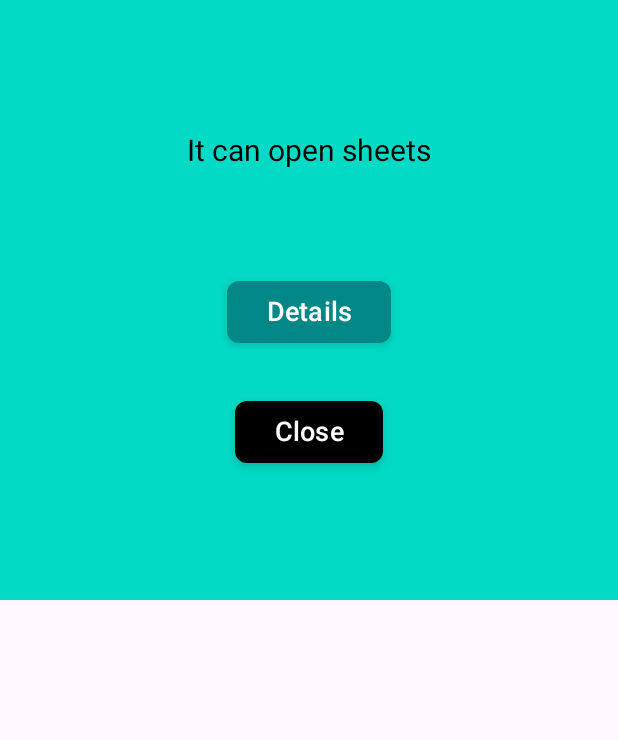
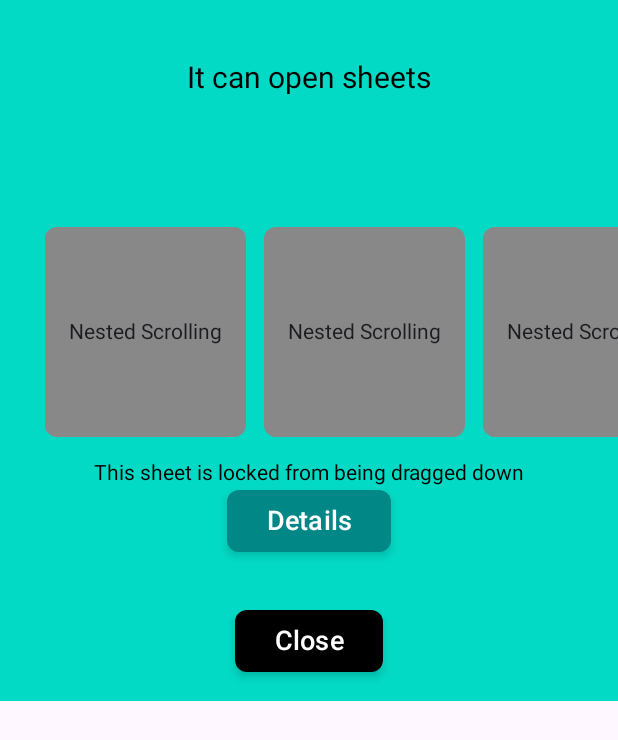
Before and after one commit to QuidBit/NavBit, an Android app built with Jetpack Compose: the composable SheetsInfoScreen shown on its own in the app's theme, after a tap on "Close", on a phone screen of 412 x 824 dp. Shown: the top 740 px of the screen. Run offline under Robolectric (Android 15) with nearby library versions, the phone set to English and light mode, and no system bars.

Commit message:
3.6.0 - New sheet and overlay system, with swipe down/explicit close ability, consistent animations, and no nested scroll issues

```diff
--- a/NavBit/build.gradle.kts
+++ b/NavBit/build.gradle.kts
@@ -47,7 +47,7 @@ afterEvaluate {
 
                 groupId = "com.github.quidbit"
                 artifactId = "NavBit"
-                version = "3.4.9"
+                version = "3.6.0"
             }
         }
     }
--- a/NavBit/src/main/java/se/quidbit/navbit/internal/MasterController.kt
+++ b/NavBit/src/main/java/se/quidbit/navbit/internal/MasterController.kt
@@ -47,6 +47,7 @@ internal class MasterController<I : NavBitInteraction, S : NavBitNavigationState
 
         val interactionResult = when(interaction) {
             is QueuedInteraction.Back -> interactionHandler.applyBackInteractionOnState(currentState)
+            is QueuedInteraction.Close -> interactionHandler.applyCloseInteractionOnState(currentState)
             is QueuedInteraction.Custom -> interactionHandler.applyInteractionOnState(interaction.interaction, currentState, activity)
         }
 
--- a/NavBit/src/main/java/se/quidbit/navbit/toimplement/NavBitActivity.kt
+++ b/NavBit/src/main/java/se/quidbit/navbit/toimplement/NavBitActivity.kt
@@ -50,6 +50,10 @@ abstract class NavBitActivity<I : NavBitInteraction, S : NavBitNavigationState>(
     }
     fun sendBack() {
         Log.i("NavBit", "Interaction Received: [Back]")
+        interactionQueue.add(QueuedInteraction.Back())
+    }
+    fun sendClose() {
+        Log.i("NavBit", "Interaction Received: [Close]")
         interactionQueue.add(QueuedInteraction.Back())
     }
     // --------------------------------------------------------
@@ -112,7 +116,7 @@ abstract class NavBitActivity<I : NavBitInteraction, S : NavBitNavigationState>(
             // Display the screen
             val theme = screenHandler.getTheme(LocalContext.current, isSystemInDarkTheme())
             AppThemeHolder<S>(theme) {
-                MainHolder(this, controller, screenHandler, theme)
+                MainHolder(this, controller, screenHandler, interactionQueue, theme)
             }
 
             masterController = controller
--- a/NavBit/src/main/java/se/quidbit/navbit/toimplement/NavBitInteractionHandler.kt
+++ b/NavBit/src/main/java/se/quidbit/navbit/toimplement/NavBitInteractionHandler.kt
@@ -5,6 +5,7 @@ import se.quidbit.navbit.types.InteractionResult
 
 abstract class NavBitInteractionHandler<I : NavBitInteraction,  S : NavBitNavigationState> {
     abstract fun showDebugToasts() : Boolean
+    abstract fun applyBackInteractionOnState(s : S) : InteractionResult<S>
+    abstract fun applyCloseInteractionOnState(s : S) : InteractionResult<S>
     abstract fun applyInteractionOnState(i: I, s : S, activity: Activity) : InteractionResult<S>
-    abstract fun applyBackInteractionOnState(s : S) : InteractionResult<S>
 }
--- a/NavBit/src/main/java/se/quidbit/navbit/toimplement/NavBitScreenHandler.kt
+++ b/NavBit/src/main/java/se/quidbit/navbit/toimplement/NavBitScreenHandler.kt
@@ -11,6 +11,7 @@ abstract class NavBitScreenHandler<S : NavBitNavigationState> {
     abstract fun screenFromNavigationState(context : Context, s : S,) : ScreenResult
     abstract fun transitionFromNavigationStates(old : S, new : S) : ScreenTransition
     abstract fun getTheme(context : Context, isDarkMode : Boolean) : AppTheme
+    abstract fun maxOverlayCount() : Int
 }
 
 data class AppTheme (
--- a/NavBit/src/main/java/se/quidbit/navbit/types/QueuedInteraction.kt
+++ b/NavBit/src/main/java/se/quidbit/navbit/types/QueuedInteraction.kt
@@ -7,6 +7,9 @@ sealed class QueuedInteraction<I : NavBitInteraction> {
     class Back<I : NavBitInteraction>: QueuedInteraction<I>() {
         override fun toString() = "[Back]"
     }
+    class Close<I : NavBitInteraction>: QueuedInteraction<I>() {
+        override fun toString() = "[Close]"
+    }
     data class Custom<I : NavBitInteraction>(val interaction: I) : QueuedInteraction<I>() {
         override fun toString() = interaction.toString()
     }
--- a/NavBit/src/main/java/se/quidbit/navbit/types/ScreenArrangement.kt
+++ b/NavBit/src/main/java/se/quidbit/navbit/types/ScreenArrangement.kt
@@ -23,9 +23,9 @@ data class OverlayScreen (
     val screen : ScreenComposable
 )
 
-sealed class ScreenOverlayType {
-    data class Sheet(val handle : Boolean = true, val inset : Boolean = false, val locked : Boolean = false) : ScreenOverlayType()
-    data object Popup : ScreenOverlayType()
+enum class ScreenOverlayType {
+    Sheet,
+    Popup
 }
 
 data class ScreenComposable (
--- a/demoApp/src/main/java/se/soderstrom/navbitdemo/screen/SheetsInfoDetailsScreen.kt
+++ b/demoApp/src/main/java/se/soderstrom/navbitdemo/screen/SheetsInfoDetailsScreen.kt
@@ -8,6 +8,7 @@ import androidx.compose.foundation.background
 import androidx.compose.foundation.layout.Arrangement
 import androidx.compose.foundation.layout.Column
 import androidx.compose.foundation.layout.Row
+import androidx.compose.foundation.layout.fillMaxSize
 import androidx.compose.foundation.layout.fillMaxWidth
 import androidx.compose.foundation.layout.padding
 import androidx.compose.foundation.layout.wrapContentHeight
@@ -41,8 +42,6 @@ fun SheetsInfoDetailsScreen(expanded: Boolean) {
     Column(
         modifier = Modifier
             .fillMaxWidth()
-            .wrapContentHeight()
-            .verticalScroll(rememberScrollState())
             .background(colorResource(R.color.demo_white)),
         horizontalAlignment = Alignment.CenterHorizontally
     ) {
@@ -50,8 +49,7 @@ fun SheetsInfoDetailsScreen(expanded: Boolean) {
             text = "In multiple layers",
             fontSize = 20.sp,
             color = colorResource(R.color.demo_black),
-            modifier = Modifier
-                .padding(vertical = 24.dp),
+            modifier = Modifier.padding(vertical = 24.dp),
             textAlign = TextAlign.Center
         )
 
--- a/demoApp/src/main/java/se/soderstrom/navbitdemo/screen/SheetsInfoScreen.kt
+++ b/demoApp/src/main/java/se/soderstrom/navbitdemo/screen/SheetsInfoScreen.kt
@@ -2,24 +2,36 @@ package se.soderstrom.navbitdemo.screen
 
 import android.content.res.Configuration
 import androidx.compose.foundation.background
+import androidx.compose.foundation.gestures.awaitEachGesture
+import androidx.compose.foundation.gestures.awaitFirstDown
+import androidx.compose.foundation.gestures.detectDragGestures
+import androidx.compose.foundation.gestures.drag
 import androidx.compose.foundation.layout.Arrangement
 import androidx.compose.foundation.layout.Box
 import androidx.compose.foundation.layout.Column
+import androidx.compose.foundation.layout.PaddingValues
 import androidx.compose.foundation.layout.Row
 import androidx.compose.foundation.layout.Spacer
 import androidx.compose.foundation.layout.WindowInsets
+import androidx.compose.foundation.layout.fillMaxSize
 import androidx.compose.foundation.layout.fillMaxWidth
 import androidx.compose.foundation.layout.height
 import androidx.compose.foundation.layout.navigationBars
 import androidx.compose.foundation.layout.padding
+import androidx.compose.foundation.layout.safeContent
 import androidx.compose.foundation.layout.width
 import androidx.compose.foundation.layout.windowInsetsPadding
-import androidx.compose.foundation.rememberScrollState
-import androidx.compose.foundation.verticalScroll
+import androidx.compose.foundation.layout.wrapContentWidth
+import androidx.compose.foundation.lazy.LazyRow
+import androidx.compose.foundation.shape.RoundedCornerShape
+import androidx.compose.material.ripple.RippleAlpha
+import androidx.compose.material3.ExperimentalMaterial3Api
+import androidx.compose.material3.RippleConfiguration
 import androidx.compose.material3.Text
 import androidx.compose.runtime.Composable
 import androidx.compose.ui.Alignment
 import androidx.compose.ui.Modifier
+import androidx.compose.ui.draw.clip
 import androidx.compose.ui.graphics.Color
 import androidx.compose.ui.platform.LocalConfiguration
 import androidx.compose.ui.res.colorResource
@@ -42,28 +54,60 @@ fun SheetsInfoScreen() {
     Box(
         modifier = Modifier
             .fillMaxWidth()
-            .height(400.dp)
-            .background(colorResource(R.color.demo_teal_200)),
+            .background(colorResource(R.color.demo_teal_200))
     ) {
         Column(
             modifier = Modifier
                 .align(Alignment.Center)
-                .windowInsetsPadding(WindowInsets.navigationBars),
+                .windowInsetsPadding(WindowInsets.navigationBars)
+                .padding(vertical = 16.dp),
             horizontalAlignment = Alignment.CenterHorizontally
         ) {
             Text(
                 text = "It can open sheets",
                 fontSize = 20.sp,
                 color = Color.Black,
-                modifier = Modifier.padding(bottom = if (configuration.orientation == Configuration.ORIENTATION_PORTRAIT) 72.dp else 24.dp),
+                modifier = Modifier.padding(top = 24.dp, bottom = if (configuration.orientation == Configuration.ORIENTATION_PORTRAIT) 72.dp else 24.dp),
                 textAlign = TextAlign.Center,
                 fontWeight = FontWeight.Normal
+            )
+
+            LazyRow(
+                modifier = Modifier
+                    .wrapContentWidth()
+                    .padding(vertical = 16.dp),
+                contentPadding = PaddingValues(horizontal = 24.dp),
+            ) {
+                items(20) {
+                    Box(Modifier.padding(horizontal = 6.dp)) {
+                        Box(
+                            modifier = Modifier
+                                .background(
+                                    color = Color.Gray,
+                                    shape = RoundedCornerShape(8.dp)
+                                ).clip(RoundedCornerShape(8.dp)),
+                        ) {
+                            Box(
+                                modifier = Modifier.height(140.dp).padding(16.dp),
+                                contentAlignment = Alignment.Center,
+                            ) {
+                                Text("Nested Scrolling")
+                            }
+                        }
+                    }
+                }
+            }
+
+            Text(
+                text = "This sheet is locked from being dragged down",
+                fontSize = 14.sp,
+                color = Color.Black,
             )
 
             if (configuration.orientation == Configuration.ORIENTATION_LANDSCAPE) {
                 Row(
                     horizontalArrangement = Arrangement.Center,
-                    modifier = Modifier.padding(16.dp)
+                    modifier = Modifier.padding(top = 16.dp)
                 ) {
                     ActionButton(text = "Details", backgroundColor = colorResource(R.color.demo_teal_700), onClick = { BaseActivity.instance().send(Interaction.ViewSheetsInfoDetails) })
                     Spacer(modifier = Modifier.width(32.dp))
@@ -77,6 +121,16 @@ fun SheetsInfoScreen() {
         }
     }
 }
+
+
+
+
+@OptIn(ExperimentalMaterial3Api::class)
+val ButtonRippleConfig = RippleConfiguration(
+    color = Color.Gray,
+    rippleAlpha = RippleAlpha(0f, 0f, 0f, 0.1f)
+)
+
 
 @Preview(widthDp = 360, heightDp = 640, name = "Portrait Preview")
 @Composable
--- a/demoApp/src/main/java/se/soderstrom/navbitdemo/screen/StartScreen.kt
+++ b/demoApp/src/main/java/se/soderstrom/navbitdemo/screen/StartScreen.kt
@@ -157,7 +157,7 @@ fun IncrementSection(count: Int) {
                 ) {
                     InfoButton(text = "Increment", onClick = { BaseActivity.instance().send(Interaction.Increment) })
                     Spacer(modifier = Modifier.width(16.dp))
-                    ClearButton(count = count, onClear = { })
+                    ClearButton(count = count, onClear = { BaseActivity.instance().send(Interaction.ClearCheck) })
                 }
             } else {
                 // In portrait mode, place the buttons in a single column (no extra column)
```
Also changed, not shown: NavBit/src/main/java/se/quidbit/navbit/internal/CustomSheet.kt (added, +135 -0 lines), NavBit/src/main/java/se/quidbit/navbit/internal/MainHolder.kt (+111 -59 lines), demoApp/src/main/java/se/soderstrom/navbitdemo/navbit/InteractionHandler.kt (+12 -0 lines), demoApp/src/main/java/se/soderstrom/navbitdemo/navbit/ScreenHandler.kt (+6 -2 lines).
